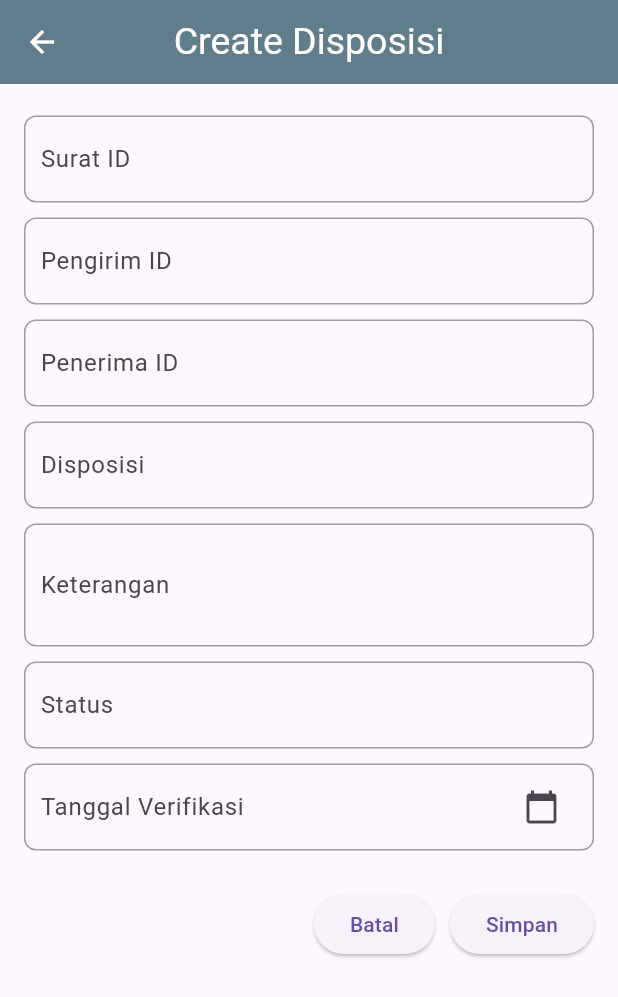
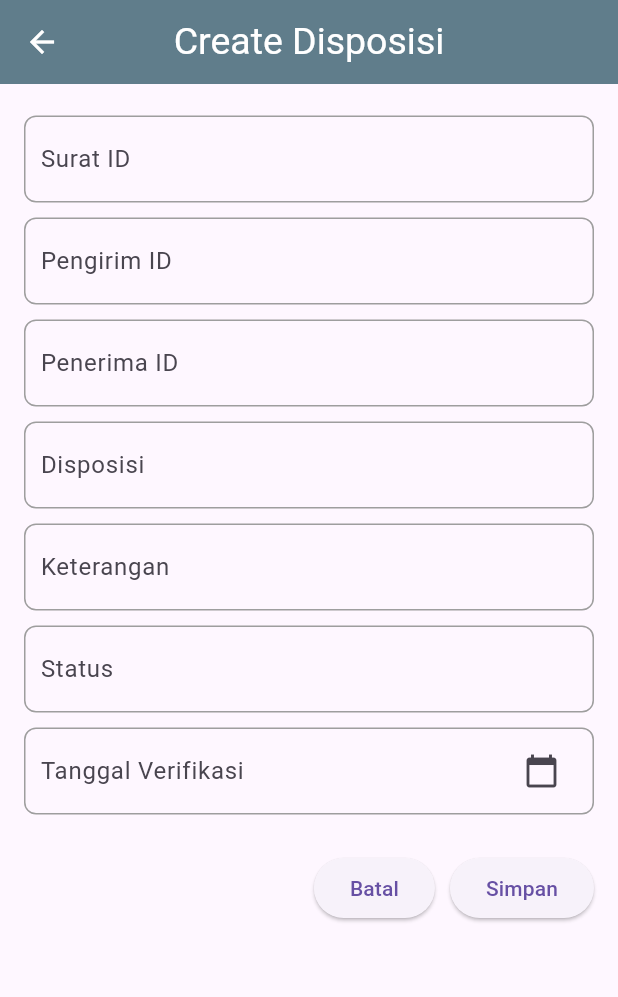
Before and after one commit to anandarahayu22/project_magang, a Flutter app: the DetailSuratMasukPage screen opened directly with empty values, after a tap on "Buat Disposisi", on a phone screen of 412 x 824 dp. Shown: the top 997 px of the screen. Run offline on Flutter 3.47's test engine with Material 3 defaults, Android fonts, the light colour scheme and no system bars; our stand-ins replace dio, file_picker, open_file, shared_preferences; missing offline and left inert: flutter_pdfview; accounts and stored records are empty; network calls fail.

Commit message:
memnyesuaikan ip dan menambahkan daftar disposisi

```diff
--- a/lib/createdisposisi.dart
+++ b/lib/createdisposisi.dart
@@ -3,36 +3,61 @@ import 'package:flutter/material.dart';
 import 'package:http/http.dart' as http;
 
 class CreateDisposisi extends StatefulWidget {
+  final String nomorSurat;
+  final String pengirim;
+  final String tujuan;
+  final String perihal;
+
+  CreateDisposisi({
+    required this.nomorSurat,
+    required this.pengirim,
+    required this.tujuan,
+    required this.perihal,
+  });
+
   @override
   _CreateDisposisiState createState() => _CreateDisposisiState();
 }
 
 class _CreateDisposisiState extends State<CreateDisposisi> {
   final _formKey = GlobalKey<FormState>();
-  TextEditingController suratIdController = TextEditingController();
-  TextEditingController pengirimIdController = TextEditingController();
-  TextEditingController penerimaIdController = TextEditingController();
-  TextEditingController disposisiController = TextEditingController();
+  late TextEditingController suratIdController;
+  late TextEditingController penerimaIdController;
+  late TextEditingController disposisiController;
   TextEditingController keteranganController = TextEditingController();
   TextEditingController statusController = TextEditingController();
   TextEditingController tglVerifikasiController = TextEditingController();
+  TextEditingController pengirimIdController = TextEditingController();
+
+  @override
+  void initState() {
+    super.initState();
+    suratIdController = TextEditingController(text: widget.nomorSurat);
+    penerimaIdController = TextEditingController(text: widget.tujuan);
+    disposisiController = TextEditingController(text: widget.perihal);
+    pengirimIdController = TextEditingController(text: widget.pengirim);
+  }
 
   Future<void> createDisposisi() async {
+    final body = jsonEncode({
+      'surat_id': suratIdController.text,
+      'pengirim_id': pengirimIdController.text,
+      'penerima_id': penerimaIdController.text,
+      'disposisi': disposisiController.text,
+      'keterangan': keteranganController.text,
+      'status': statusController.text,
+      'tgl_verifikasi': tglVerifikasiController.text,
+      'Read': 0,
+    });
+
+    print("Data dikirim: $body"); // Debug print untuk memeriksa data
+
     final response = await http.post(
-      Uri.parse('http://192.168.102.246:8000/api/disposisis'),
+      Uri.parse('http://192.168.62.246:8000/api/disposisis'),
       headers: {
         'Content-Type': 'application/json',
       },
-      body: jsonEncode({
-        'surat_id': suratIdController.text,
-        'pengirim_id': pengirimIdController.text,
-        'penerima_id': penerimaIdController.text,
-        'disposisi': disposisiController.text,
-        'keterangan': keteranganController.text,
-        'status': statusController.text,
-        'tgl_verifikasi': tglVerifikasiController.text,
-        'Read': 0,
-      }),
+      body: body,
     );
 
     if (response.statusCode == 201) {
@@ -63,7 +88,6 @@ class _CreateDisposisiState extends State<CreateDisposisi> {
   }
 
   void _batal() {
-    // Navigasi kembali tanpa menyimpan
     Navigator.pop(context);
   }
 
@@ -89,8 +113,7 @@ class _CreateDisposisiState extends State<CreateDisposisi> {
               _buildTextField(pengirimIdController, 'Pengirim ID', true),
               _buildTextField(penerimaIdController, 'Penerima ID', true),
               _buildTextField(disposisiController, 'Disposisi', true),
-              _buildTextField(keteranganController, 'Keterangan', false,
-                  maxLines: 2),
+              _buildTextField(keteranganController, 'Keterangan', false),
               _buildTextField(statusController, 'Status', true),
               _buildDateField(tglVerifikasiController, 'Tanggal Verifikasi'),
               SizedBox(height: 20),
--- a/lib/dashboard.dart
+++ b/lib/dashboard.dart
@@ -29,7 +29,7 @@ class _DashboardPageState extends State<DashboardPage> {
   Future<void> _fetchSuratMasuk() async {
     try {
       final response = await http.get(
-        Uri.parse('http://192.168.102.246:8000/api/surat_masuks'),
+        Uri.parse('http://192.168.62.246:8000/api/surat_masuks'),
       );
 
       if (response.statusCode == 200) {
--- a/lib/detail_suratmasuk.dart
+++ b/lib/detail_suratmasuk.dart
@@ -1,11 +1,11 @@
 import 'dart:io';
 import 'dart:convert';
 import 'editsurat.dart';
+import 'createdisposisi.dart';
 import 'package:flutter/material.dart';
 import 'package:http/http.dart' as http;
 import 'package:path_provider/path_provider.dart';
 import 'package:flutter_pdfview/flutter_pdfview.dart';
-import 'createdisposisi.dart'; // Import CreateDisposisi
 
 class DetailSuratMasukPage extends StatefulWidget {
   final String nomorSurat;
@@ -40,6 +40,8 @@ class _DetailSuratMasukPageState extends State<DetailSuratMasukPage> {
   late String tanggalTerima;
   String? filePath;
 
+  List disposisiList = [];
+
   @override
   void initState() {
     super.initState();
@@ -50,14 +52,33 @@ class _DetailSuratMasukPageState extends State<DetailSuratMasukPage> {
     tanggalSurat = widget.tanggalSurat;
     tanggalTerima = widget.tanggalTerima;
     filePath = widget.filePath;
+
+    fetchDisposisi(); // Ambil disposisi saat halaman diinisialisasi
+  }
+
+  Future<void> fetchDisposisi() async {
+    final response =
+        await http.get(Uri.parse('http://192.168.62.246:8000/api/disposisis'));
+
+    if (response.statusCode == 200) {
+      final List<dynamic> allDisposisi = jsonDecode(response.body);
+      setState(() {
+        // Filter disposisi berdasarkan surat_id yang sesuai
+        disposisiList = allDisposisi
+            .where((disposisi) => disposisi['surat_id'] == nomorSurat)
+            .toList();
+      });
+    } else {
+      ScaffoldMessenger.of(context).showSnackBar(
+        SnackBar(content: Text('Gagal mengambil data disposisi')),
+      );
+    }
   }
 
   Future<void> _openPDF(BuildContext context) async {
     if (filePath != null && filePath!.isNotEmpty) {
       String fullFileUrl =
-          'http://192.168.102.246:8000/storage/uploads/surat/$filePath';
-      print('Mengakses URL: $fullFileUrl');
-
+          'http://192.168.62.246:8000/storage/uploads/surat/$filePath';
       try {
         var response = await http.get(Uri.parse(fullFileUrl));
         if (response.statusCode == 200) {
@@ -128,7 +149,12 @@ class _DetailSuratMasukPageState extends State<DetailSuratMasukPage> {
     await Navigator.push(
       context,
       MaterialPageRoute(
-        builder: (context) => CreateDisposisi(),
+        builder: (context) => CreateDisposisi(
+          nomorSurat: nomorSurat,
+          pengirim: pengirim,
+          tujuan: tujuan,
+          perihal: perihal,
+        ),
       ),
     );
   }
@@ -145,7 +171,9 @@ class _DetailSuratMasukPageState extends State<DetailSuratMasukPage> {
         iconTheme: IconThemeData(color: Colors.white),
         backgroundColor: Colors.blueGrey,
       ),
-      body: Padding(
+      body: SingleChildScrollView(
+        // Menambahkan scroll view
+        child: Padding(
           padding: const EdgeInsets.all(16.0),
           child: Column(
             crossAxisAlignment: CrossAxisAlignment.start,
@@ -180,11 +208,61 @@ class _DetailSuratMasukPageState extends State<DetailSuratMasukPage> {
               ),
               SizedBox(height: 16.0),
               ElevatedButton(
-              onPressed: () => _createDisposisi(
-                  context), // Tambahkan tombol untuk membuat disposisi
+                onPressed: () => _createDisposisi(context),
                 child: Text('Buat Disposisi'),
               ),
+              SizedBox(height: 16.0),
+
+              // Menambahkan daftar disposisi
+              Text(
+                'Daftar Disposisi:',
+                style: TextStyle(fontSize: 20, fontWeight: FontWeight.bold),
+              ),
+              SizedBox(height: 8.0),
+              disposisiList.isEmpty
+                  ? Center(child: CircularProgressIndicator())
+                  : ListView.builder(
+                      shrinkWrap: true, // Menyesuaikan ukuran dengan konten
+                      physics:
+                          NeverScrollableScrollPhysics(), // Menonaktifkan scroll pada ListView
+                      itemCount: disposisiList.length,
+                      itemBuilder: (context, index) {
+                        final disposisi = disposisiList[index];
+                        return Card(
+                          child: ListTile(
+                            title: Text('Disposisi ID: ${disposisi['id']}'),
+                            subtitle: Column(
+                              crossAxisAlignment: CrossAxisAlignment.start,
+                              children: [
+                                Text('Surat ID: ${disposisi['surat_id']}'),
+                                Text(
+                                    'Pengirim ID: ${disposisi['pengirim_id']}'),
+                                Text(
+                                    'Penerima ID: ${disposisi['penerima_id']}'),
+                                Text('Disposisi: ${disposisi['disposisi']}'),
+                                Text('Status: ${disposisi['status']}'),
+                                Text('Keterangan: ${disposisi['keterangan']}'),
+                                Text(
+                                    'Tanggal Verifikasi: ${disposisi['tgl_verifikasi']}'),
                               ],
+                            ),
+                            onTap: () {
+                              Navigator.push(
+                                context,
+                                MaterialPageRoute(
+                                  builder: (context) => DetailDisposisiPage(
+                                    disposisiId: int.parse(disposisi[
+                                        'id']), // Mengonversi ID ke int
+                                  ),
+                                ),
+                              );
+                            },
+                          ),
+                        );
+                      },
+                    ),
+            ],
+          ),
         ),
       ),
     );
@@ -194,14 +272,14 @@ class _DetailSuratMasukPageState extends State<DetailSuratMasukPage> {
 class PDFViewer extends StatelessWidget {
   final String filePath;
 
-  const PDFViewer({Key? key, required this.filePath}) : super(key: key);
+  PDFViewer({required this.filePath});
 
   @override
   Widget build(BuildContext context) {
     return Scaffold(
       appBar: AppBar(
         title: Text(
-          'Lihat PDF',
+          'PDF Viewer',
           style: TextStyle(color: Colors.white, fontSize: 25),
         ),
         centerTitle: true,
@@ -214,3 +292,22 @@ class PDFViewer extends StatelessWidget {
     );
   }
 }
+
+class DetailDisposisiPage extends StatelessWidget {
+  final int disposisiId;
+
+  DetailDisposisiPage({Key? key, required this.disposisiId}) : super(key: key);
+
+  @override
+  Widget build(BuildContext context) {
+    return Scaffold(
+      appBar: AppBar(
+        title: Text('Detail Disposisi'),
+        backgroundColor: Colors.blueGrey,
+      ),
+      body: Center(
+        child: Text('Detail untuk Disposisi ID: $disposisiId'),
+      ),
+    );
+  }
+}
--- a/lib/editsurat.dart
+++ b/lib/editsurat.dart
@@ -52,7 +52,7 @@ class _EditSuratPageState extends State<EditSuratPage> {
     var request = http.MultipartRequest(
       'POST', // Menggunakan POST sebagai pengganti PUT
       Uri.parse(
-          'http://192.168.102.246:8000/api/surat_masuks/${widget.nomorSurat}'),
+          'http://192.168.62.246:8000/api/surat_masuks/${widget.nomorSurat}'),
     );
 
     request.headers['X-HTTP-Method-Override'] = 'PUT';
--- a/lib/lampiransurat.dart
+++ b/lib/lampiransurat.dart
@@ -12,7 +12,7 @@ class LampiranSuratPage extends StatelessWidget {
   Future<void> _downloadAndOpenPDF(BuildContext context) async {
     try {
       final String pdfUrl =
-          'http://192.168.102.246:8000/uploads/surat_masuk/$nomorSurat.pdf';
+          'http://192.168.62.246:8000/uploads/surat_masuk/$nomorSurat.pdf';
 
       // Mendapatkan direktori sementara
       final dir = await getTemporaryDirectory();
--- a/lib/login.dart
+++ b/lib/login.dart
@@ -31,7 +31,7 @@ class _LoginPageState extends State<LoginPage> {
         _isLoading = true;
       });
 
-      var url = Uri.parse('http://192.168.102.246:8000/api/login');
+      var url = Uri.parse('http://192.168.62.246:8000/api/login');
 
       try {
         var response = await http.post(
--- a/lib/profile.dart
+++ b/lib/profile.dart
@@ -15,7 +15,7 @@ class _ProfilePageState extends State<ProfilePage> {
     final SharedPreferences prefs = await SharedPreferences.getInstance();
     var userId = prefs.getString('id');
     var token = prefs.getString('token');
-    var url = Uri.parse('http://192.168.102.246:8000/api/profiles/$userId');
+    var url = Uri.parse('http://192.168.62.246:8000/api/profiles/$userId');
 
     try {
       var response = await http.get(
--- a/lib/register.dart
+++ b/lib/register.dart
@@ -19,7 +19,7 @@ class _RegisterPageState extends State<RegisterPage> {
 
   void _register() async {
     if (_formKey.currentState?.validate() ?? false) {
-      var url = Uri.parse('http://192.168.102.246:8000/api/register');
+      var url = Uri.parse('http://192.168.62.246:8000/api/register');
 
       try {
         var response = await http.post(
--- a/lib/suratmasuklist.dart
+++ b/lib/suratmasuklist.dart
@@ -21,7 +21,7 @@ class _SuratMasukListState extends State<SuratMasukList> {
   Future<void> _fetchSuratMasuk() async {
     try {
       final response = await http
-          .get(Uri.parse('http://192.168.102.246:8000/api/surat_masuks'));
+          .get(Uri.parse('http://192.168.62.246:8000/api/surat_masuks'));
       // .get(Uri.parse('http://192.168.0.104:8000/api/surat_masuks'));
 
       if (response.statusCode == 200) {
--- a/lib/tambahsurat.dart
+++ b/lib/tambahsurat.dart
@@ -25,7 +25,7 @@ class _TambahSuratPageState extends State<TambahSuratPage> {
   Future<void> _tambahSurat() async {
     var request = http.MultipartRequest(
       'POST',
-      Uri.parse('http://192.168.102.246:8000/api/surat_masuks'),
+      Uri.parse('http://192.168.62.246:8000/api/surat_masuks'),
     );
 
     request.fields['nomor_surat'] = _nomorSuratController.text;
```
Lines whose indentation alone changed are shown as unchanged.
